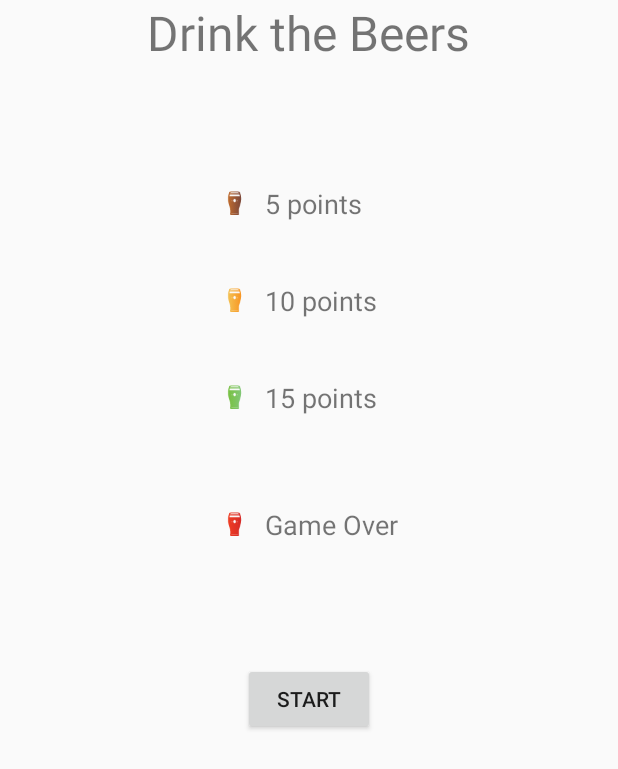
After one commit to nickvanderheijden/Kingsen, an Android app: the GameExplainActivity screen opened directly, with no data from a screen before it, on a phone screen of 412 x 824 dp. The commit adds this screen. Shown: the top 769 px of the screen. Run offline under Robolectric (Android 15) with nearby library versions, the phone set to English and light mode, and no system bars.

Commit message:
added introduction screen

```diff
--- a/Duo_App/app/build.gradle
+++ b/Duo_App/app/build.gradle
@@ -38,4 +38,5 @@ dependencies {
 
 
 
+
 apply plugin: 'com.google.gms.google-services'
--- a/Duo_App/app/src/main/AndroidManifest.xml
+++ b/Duo_App/app/src/main/AndroidManifest.xml
@@ -9,10 +9,7 @@
         android:roundIcon="@mipmap/iconforlaucher"
         android:supportsRtl="true"
         android:theme="@style/AppTheme">
-
-
-        <activity android:name=".LoginActivity">
-
+        <activity android:name=".GameActivity">
             <intent-filter>
                 <action android:name="android.intent.action.MAIN" />
 
@@ -23,10 +20,10 @@
             android:name=".HomeActivity"
             android:label="@string/title_activity_home"
             android:theme="@style/AppTheme" />
-
         <activity android:name=".MiniGameActivity" />
-        <activity android:name=".GameActivity" />
-        <activity android:name=".MiniGameResultActivity"></activity>
+        <activity android:name=".LoginActivity" />
+        <activity android:name=".MiniGameResultActivity" />
+        <activity android:name=".GameExplainActivity"></activity>
     </application>
 
 </manifest>
--- a/Duo_App/app/src/main/java/org/fhict/fontys/kingsen/GameActivity.java
+++ b/Duo_App/app/src/main/java/org/fhict/fontys/kingsen/GameActivity.java
@@ -61,7 +61,7 @@ public class GameActivity extends AppCompatActivity {
 
         if(card.equals("red_joker")){
 
-            Intent miniGame = new Intent(GameActivity.this, MiniGameActivity.class);
+            Intent miniGame = new Intent(GameActivity.this, GameExplainActivity.class);
         startActivity(miniGame);
 ;
         }
--- /dev/null
+++ b/Duo_App/app/src/main/java/org/fhict/fontys/kingsen/GameExplainActivity.java
@@ -0,0 +1,19 @@
+package org.fhict.fontys.kingsen;
+
+import android.content.Intent;
+import android.support.v7.app.AppCompatActivity;
+import android.os.Bundle;
+import android.view.View;
+
+public class GameExplainActivity extends AppCompatActivity {
+
+    @Override
+    protected void onCreate(Bundle savedInstanceState) {
+        super.onCreate(savedInstanceState);
+        setContentView(R.layout.activity_game_explain);
+    }
+
+    public void  startGame(View view){
+        startActivity(new Intent(getApplicationContext(),MiniGameActivity.class));
+    }
+}
--- a/Duo_App/app/src/main/java/org/fhict/fontys/kingsen/MiniGameResultActivity.java
+++ b/Duo_App/app/src/main/java/org/fhict/fontys/kingsen/MiniGameResultActivity.java
@@ -1,9 +1,11 @@
 package org.fhict.fontys.kingsen;
 
 import android.content.Context;
+import android.content.Intent;
 import android.content.SharedPreferences;
 import android.support.v7.app.AppCompatActivity;
 import android.os.Bundle;
+import android.view.View;
 import android.widget.TextView;
 
 public class MiniGameResultActivity extends AppCompatActivity {
@@ -41,4 +43,7 @@ public class MiniGameResultActivity extends AppCompatActivity {
 
 
     }
+    public void backToTheGame(View view){
+        startActivity(new Intent(getApplicationContext(),GameActivity.class));
+    }
 }
--- /dev/null
+++ b/Duo_App/app/src/main/res/layout/activity_game_explain.xml
@@ -0,0 +1,107 @@
+<?xml version="1.0" encoding="utf-8"?>
+<LinearLayout xmlns:android="http://schemas.android.com/apk/res/android"
+    xmlns:app="http://schemas.android.com/apk/res-auto"
+    xmlns:tools="http://schemas.android.com/tools"
+    android:layout_width="match_parent"
+    android:layout_height="match_parent"
+    tools:context="org.fhict.fontys.kingsen.GameExplainActivity"
+    tools:layout_editor_absoluteY="25dp"
+    android:orientation="vertical"
+    android:gravity="center_horizontal"
+    >
+
+    <TextView
+        android:text="Drink the Beers"
+        android:layout_width="wrap_content"
+        android:layout_height="wrap_content"
+        android:textSize="32dp"/>
+
+    <TableLayout
+        android:layout_width="wrap_content"
+        android:layout_height="wrap_content"
+        android:layout_marginTop="80dp">
+
+        <TableRow
+            android:gravity="center_vertical">
+            <ImageView
+            android:layout_width="20dp"
+                android:layout_height="20dp"
+                android:src="@drawable/black"
+                />
+            <TextView
+                android:layout_width="wrap_content"
+                android:layout_height="wrap_content"
+                android:text="5 points"
+                android:textSize="18sp"
+                android:paddingLeft="10dp"/>
+
+                />
+
+        </TableRow>
+        <TableRow
+            android:layout_marginTop="40dp"
+            android:gravity="center_vertical">
+            <ImageView
+                android:layout_width="20dp"
+                android:layout_height="20dp"
+                android:src="@drawable/yellow"
+                />
+            <TextView
+                android:layout_width="wrap_content"
+                android:layout_height="wrap_content"
+                android:text="10 points"
+                android:textSize="18sp"
+                android:paddingLeft="10dp"/>
+
+            />
+
+        </TableRow>
+
+
+        <TableRow
+            android:layout_marginTop="40dp"
+            android:gravity="center_vertical">
+            <ImageView
+                android:layout_width="20dp"
+                android:layout_height="20dp"
+                android:src="@drawable/green"
+                />
+            <TextView
+                android:layout_width="wrap_content"
+                android:layout_height="wrap_content"
+                android:text="15 points"
+                android:textSize="18sp"
+                android:paddingLeft="10dp"/>
+
+            />
+
+        </TableRow>
+
+
+        <TableRow
+            android:layout_marginTop="60dp"
+            android:gravity="center_vertical">
+            <ImageView
+                android:layout_width="20dp"
+                android:layout_height="20dp"
+                android:src="@drawable/red"
+                />
+            <TextView
+                android:layout_width="wrap_content"
+                android:layout_height="wrap_content"
+                android:text="Game Over"
+                android:textSize="18sp"
+                android:paddingLeft="10dp"/>
+
+            />
+
+        </TableRow>
+    </TableLayout>
+    <Button
+        android:layout_width="wrap_content"
+        android:layout_height="wrap_content"
+        android:text="START"
+        android:layout_marginTop="80dp"
+        android:onClick="startGame" />
+
+</LinearLayout>
--- a/Duo_App/app/src/main/res/layout/activity_mini_game_result.xml
+++ b/Duo_App/app/src/main/res/layout/activity_mini_game_result.xml
@@ -34,7 +34,8 @@
             android:layout_height="wrap_content"
             android:layout_marginTop="50dp"
             android:text="Contine with the cardgame"
-            android:textAllCaps="false"/>
+            android:textAllCaps="false"
+            android:onClick="backToTheGame"/>
 
 
         />
```
